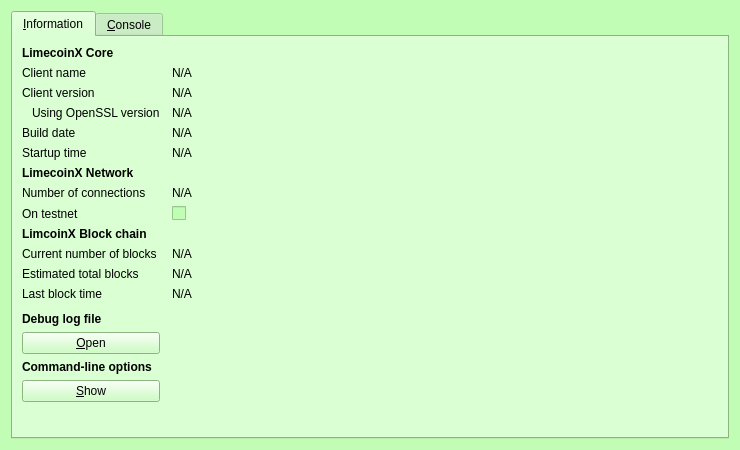
Above: src/qt/forms/rpcconsole.ui from IParn/LimecoinX before the change. Below: the same form after it.
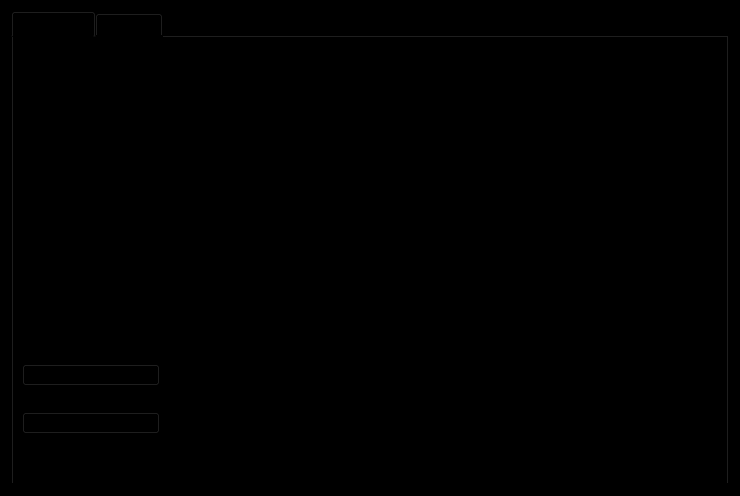
That is the form after the change. Icons and pictures are not drawn.

Commit message: design upgrade

```diff
--- a/src/qt/forms/rpcconsole.ui
+++ b/src/qt/forms/rpcconsole.ui
@@ -7,7 +7,7 @@
     <x>0</x>
     <y>0</y>
     <width>740</width>
-    <height>450</height>
+    <height>496</height>
    </rect>
   </property>
   <property name="palette">
@@ -25,9 +25,9 @@
      <colorrole role="Button">
       <brush brushstyle="SolidPattern">
        <color alpha="255">
-        <red>193</red>
-        <green>253</green>
-        <blue>181</blue>
+        <red>0</red>
+        <green>0</green>
+        <blue>0</blue>
        </color>
       </brush>
      </colorrole>
@@ -97,18 +97,18 @@
      <colorrole role="Base">
       <brush brushstyle="SolidPattern">
        <color alpha="255">
-        <red>255</red>
-        <green>255</green>
-        <blue>255</blue>
+        <red>0</red>
+        <green>0</green>
+        <blue>0</blue>
        </color>
       </brush>
      </colorrole>
      <colorrole role="Window">
       <brush brushstyle="SolidPattern">
        <color alpha="255">
-        <red>193</red>
-        <green>253</green>
-        <blue>181</blue>
+        <red>0</red>
+        <green>0</green>
+        <blue>0</blue>
        </color>
       </brush>
      </colorrole>
@@ -162,9 +162,9 @@
      <colorrole role="Button">
       <brush brushstyle="SolidPattern">
        <color alpha="255">
-        <red>193</red>
-        <green>253</green>
-        <blue>181</blue>
+        <red>0</red>
+        <green>0</green>
+        <blue>0</blue>
        </color>
       </brush>
      </colorrole>
@@ -234,18 +234,18 @@
      <colorrole role="Base">
       <brush brushstyle="SolidPattern">
        <color alpha="255">
-        <red>255</red>
-        <green>255</green>
-        <blue>255</blue>
+        <red>0</red>
+        <green>0</green>
+        <blue>0</blue>
        </color>
       </brush>
      </colorrole>
      <colorrole role="Window">
       <brush brushstyle="SolidPattern">
        <color alpha="255">
-        <red>193</red>
-        <green>253</green>
-        <blue>181</blue>
+        <red>0</red>
+        <green>0</green>
+        <blue>0</blue>
        </color>
       </brush>
      </colorrole>
@@ -299,9 +299,9 @@
      <colorrole role="Button">
       <brush brushstyle="SolidPattern">
        <color alpha="255">
-        <red>193</red>
-        <green>253</green>
-        <blue>181</blue>
+        <red>0</red>
+        <green>0</green>
+        <blue>0</blue>
        </color>
       </brush>
      </colorrole>
@@ -371,18 +371,18 @@
      <colorrole role="Base">
       <brush brushstyle="SolidPattern">
        <color alpha="255">
-        <red>193</red>
-        <green>253</green>
-        <blue>181</blue>
+        <red>0</red>
+        <green>0</green>
+        <blue>0</blue>
        </color>
       </brush>
      </colorrole>
      <colorrole role="Window">
       <brush brushstyle="SolidPattern">
        <color alpha="255">
-        <red>193</red>
-        <green>253</green>
-        <blue>181</blue>
+        <red>0</red>
+        <green>0</green>
+        <blue>0</blue>
        </color>
       </brush>
      </colorrole>
@@ -428,13 +428,22 @@
   <property name="windowTitle">
    <string>limecoin - Debug window</string>
   </property>
+  <property name="styleSheet">
+   <string notr="true">background-color: rgb(0, 0, 0);</string>
+  </property>
   <layout class="QVBoxLayout" name="verticalLayout_2">
    <item>
     <widget class="QTabWidget" name="tabWidget">
+     <property name="styleSheet">
+      <string notr="true">background-color: rgb(0, 0, 0);</string>
+     </property>
      <property name="currentIndex">
       <number>0</number>
      </property>
      <widget class="QWidget" name="tab_info">
+      <property name="styleSheet">
+       <string notr="true">background-color: rgb(0, 0, 0);</string>
+      </property>
       <attribute name="title">
        <string>&amp;Information</string>
       </attribute>
```
Left out of the diff: 3 changed lines with no effect on the pictures. The commit also changes 1 other file.
